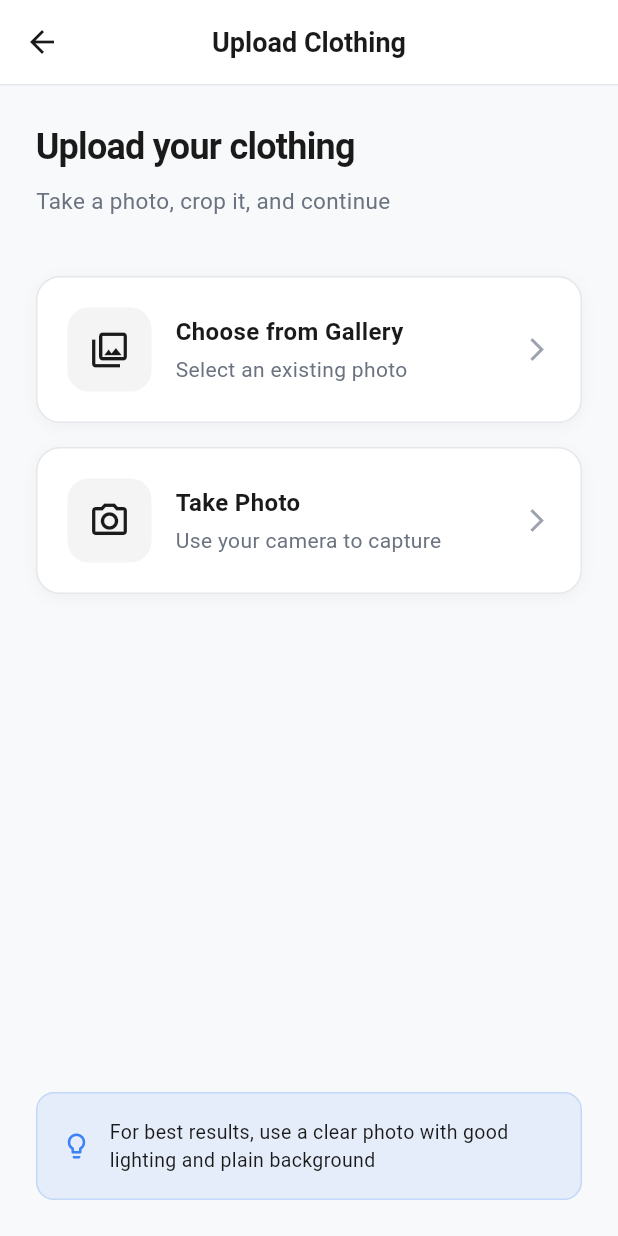
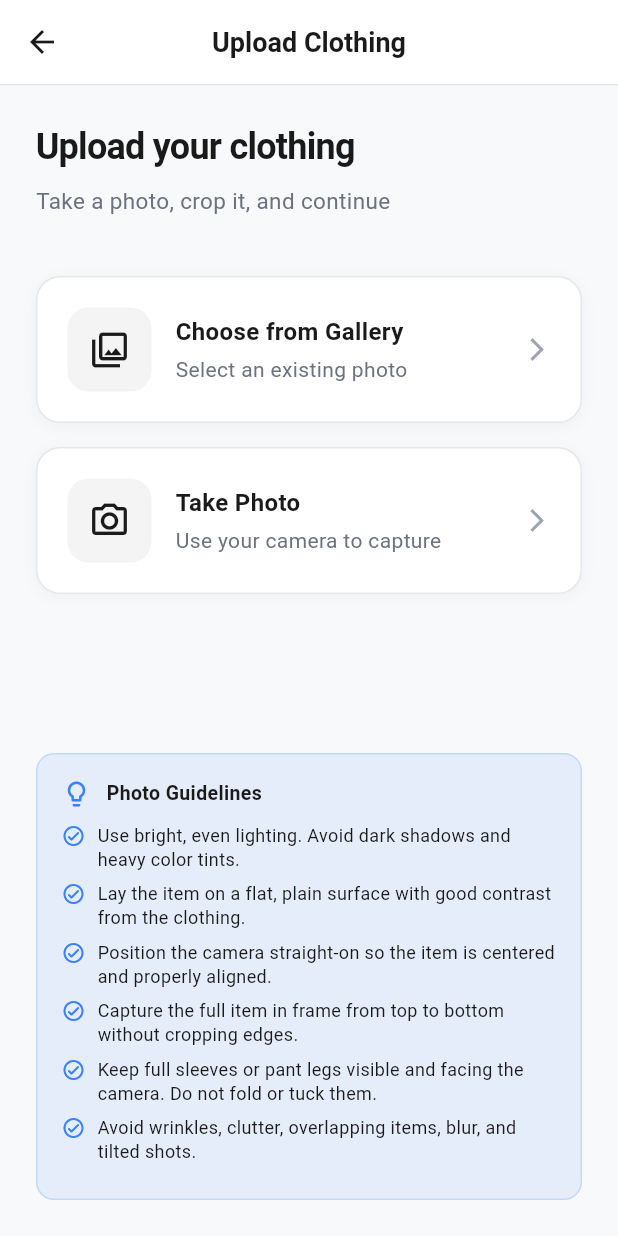
Before and after one commit to Viom-Shrestha/Closet-Buddy, a Flutter app: the UploadClothingScreen screen opened directly with empty values, on a phone screen of 412 x 824 dp. Run offline on Flutter 3.47's test engine with Material 3 defaults, Android fonts, the phone set to English and light mode, and no system bars; our stand-ins replace fl_chart, image_cropper, image_picker, shared_preferences; accounts and stored records are empty.

Commit message:
Added guidelines for users

```diff
--- a/frontend/lib/features/upload/screens/upload_clothing_screen.dart
+++ b/frontend/lib/features/upload/screens/upload_clothing_screen.dart
@@ -538,6 +538,18 @@ class _UploadClothingScreenState extends State<UploadClothingScreen> {
   }
 
   Widget _buildImageSelector() {
+    final guidance = <String>[
+      'Use bright, even lighting. Avoid dark shadows and heavy color tints.',
+      'Lay the item on a flat, plain surface with good contrast from the clothing.',
+      'Position the camera straight-on so the item is centered and properly aligned.',
+      'Capture the full item in frame from top to bottom without cropping edges.',
+      if (widget.isShoe)
+        'Show the full shoe clearly (front/side visible), not covered by hands or objects.'
+      else
+        'Keep full sleeves or pant legs visible and facing the camera. Do not fold or tuck them.',
+      'Avoid wrinkles, clutter, overlapping items, blur, and tilted shots.',
+    ];
+
     return Padding(
       padding: const EdgeInsets.all(24),
       child: Column(
@@ -593,18 +605,54 @@ class _UploadClothingScreenState extends State<UploadClothingScreen> {
                 color: UploadTokens.info.withValues(alpha: 0.2),
               ),
             ),
-            child: Row(
+            child: Column(
+              crossAxisAlignment: CrossAxisAlignment.start,
+              children: [
+                Row(
                   children: [
                     Icon(
                       Icons.lightbulb_outline,
                       color: UploadTokens.info,
                       size: 20,
                     ),
-                SizedBox(width: 12),
+                    SizedBox(width: 10),
                     Expanded(
                       child: Text(
-                    'For best results, use a clear photo with good lighting and plain background',
-                    style: TextStyle(fontSize: 13, color: UploadTokens.ink),
+                        'Photo Guidelines',
+                        style: TextStyle(
+                          fontSize: 13,
+                          fontWeight: FontWeight.w700,
+                          color: UploadTokens.ink,
+                        ),
+                      ),
+                    ),
+                  ],
+                ),
+                SizedBox(height: 10),
+                ...guidance.map(
+                  (line) => Padding(
+                    padding: const EdgeInsets.only(bottom: 7),
+                    child: Row(
+                      crossAxisAlignment: CrossAxisAlignment.start,
+                      children: [
+                        Icon(
+                          Icons.check_circle_outline_rounded,
+                          color: UploadTokens.info,
+                          size: 16,
+                        ),
+                        SizedBox(width: 8),
+                        Expanded(
+                          child: Text(
+                            line,
+                            style: TextStyle(
+                              fontSize: 12,
+                              height: 1.3,
+                              color: UploadTokens.ink,
+                            ),
+                          ),
+                        ),
+                      ],
+                    ),
                   ),
                 ),
               ],
@@ -858,6 +906,26 @@ class _UploadClothingScreenState extends State<UploadClothingScreen> {
                 Text(
                   'AI has extracted these details. You can edit them.',
                   style: TextStyle(fontSize: 15, color: UploadTokens.muted),
+                ),
+                SizedBox(height: 12),
+                Container(
+                  width: double.infinity,
+                  padding: const EdgeInsets.all(12),
+                  decoration: BoxDecoration(
+                    color: UploadTokens.info.withValues(alpha: 0.1),
+                    borderRadius: BorderRadius.circular(12),
+                    border: Border.all(
+                      color: UploadTokens.info.withValues(alpha: 0.28),
+                    ),
+                  ),
+                  child: Text(
+                    'Please review and correct AI-extracted details. Accurate data is important for better recommendations and overall performance.',
+                    style: TextStyle(
+                      fontSize: 12,
+                      fontWeight: FontWeight.w500,
+                      color: UploadTokens.ink,
+                    ),
+                  ),
                 ),
                 SizedBox(height: 24),
                 _buildProcessedPreview(height: 220),
@@ -1120,7 +1188,7 @@ class _UploadClothingScreenState extends State<UploadClothingScreen> {
           ),
           SizedBox(height: 6),
           Text(
-            'Review and adjust before saving.',
+            'Review and correct before saving. Accurate data improves AI performance.',
             style: TextStyle(fontSize: 12, color: UploadTokens.muted),
           ),
           if (chips.isNotEmpty) ...[
```
Lines whose indentation alone changed are shown as unchanged.
